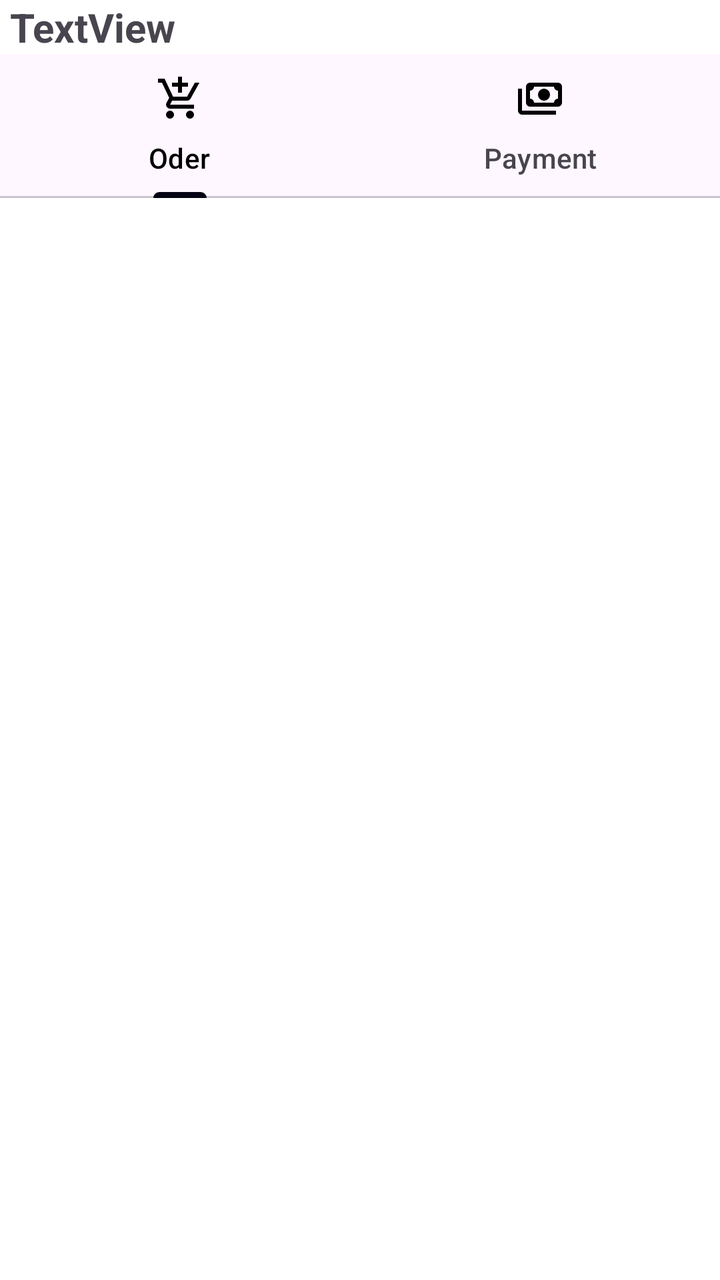
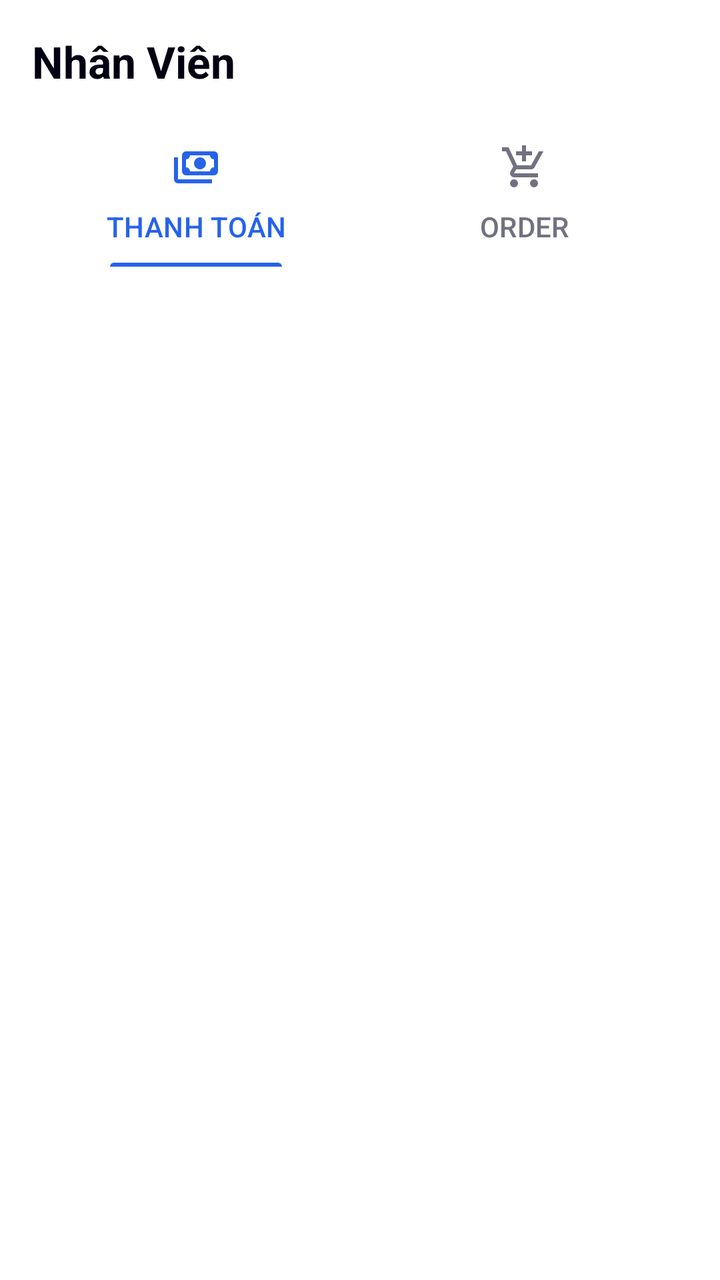

An Android layout rendered at two revisions. The XML below is the earlier revision; the diff shows what the commit changed to produce the second picture.
<!-- AndroidManifest.xml: application theme Theme.Billards -->
<!-- res/layout/fragment_staff.xml -->
<?xml version="1.0" encoding="utf-8"?>
<LinearLayout xmlns:android="http://schemas.android.com/apk/res/android"
    xmlns:tools="http://schemas.android.com/tools"
    android:layout_width="match_parent"
    android:layout_height="match_parent"
    xmlns:app="http://schemas.android.com/apk/res-auto"
    android:orientation="vertical"
    tools:context=".Fragment.StaffFragment">

    

    <TextView
        android:id="@+id/tvname"
        android:layout_width="match_parent"
        android:layout_height="wrap_content"
        android:text="TextView"
        android:layout_marginLeft="5dp"
        android:textAlignment="viewStart"
        android:textSize="20sp"
        android:textStyle="bold" />

    <com.google.android.material.tabs.TabLayout
        android:id="@+id/tablayout"
        android:layout_width="match_parent"
        android:layout_height="wrap_content"
        app:tabIconTint="@color/black"
        app:tabSelectedTextColor="@color/black">

        <com.google.android.material.tabs.TabItem
            android:layout_width="wrap_content"
            android:layout_height="wrap_content"
            android:icon="@drawable/order"
            android:text="Oder" />

        <com.google.android.material.tabs.TabItem
            android:layout_width="wrap_content"
            android:layout_height="wrap_content"
            android:icon="@drawable/payment"
            android:text="Payment" />
    </com.google.android.material.tabs.TabLayout>

    <androidx.viewpager2.widget.ViewPager2
        android:id="@+id/pager"
        android:layout_width="match_parent"
        android:layout_height="0dp"
        android:layout_weight="1" />

</LinearLayout>
<!-- resources referenced by this layout -->
<resources>
  <color name="black">#FF000000</color>
  <!-- drawable order (drawable) -->
  <vector xmlns:android="http://schemas.android.com/apk/res/android"
      android:width="24dp"
      android:height="24dp"
      android:viewportWidth="960"
      android:viewportHeight="960"
      android:tint="?attr/colorControlNormal">
    <path
        android:fillColor="@android:color/white"
        android:pathData="M440,360L440,240L320,240L320,160L440,160L440,40L520,40L520,160L640,160L640,240L520,240L520,360L440,360ZM280,880Q247,880 223.5,856.5Q200,833 200,800Q200,767 223.5,743.5Q247,720 280,720Q313,720 336.5,743.5Q360,767 360,800Q360,833 336.5,856.5Q313,880 280,880ZM680,880Q647,880 623.5,856.5Q600,833 600,800Q600,767 623.5,743.5Q647,720 680,720Q713,720 736.5,743.5Q760,767 760,800Q760,833 736.5,856.5Q713,880 680,880ZM40,160L40,80L171,80L341,440L621,440Q621,440 621,440Q621,440 621,440L777,160L868,160L692,478Q681,498 662.5,509Q644,520 622,520L324,520L280,600Q280,600 280,600Q280,600 280,600L760,600L760,680L280,680Q235,680 211.5,641Q188,602 210,562L264,464L120,160L40,160Z"/>
  </vector>
  <!-- drawable payment (drawable) -->
  <vector xmlns:android="http://schemas.android.com/apk/res/android"
      android:width="24dp"
      android:height="24dp"
      android:viewportWidth="960"
      android:viewportHeight="960"
      android:tint="?attr/colorControlNormal">
    <path
        android:fillColor="@android:color/white"
        android:pathData="M560,520Q510,520 475,485Q440,450 440,400Q440,350 475,315Q510,280 560,280Q610,280 645,315Q680,350 680,400Q680,450 645,485Q610,520 560,520ZM280,640Q247,640 223.5,616.5Q200,593 200,560L200,240Q200,207 223.5,183.5Q247,160 280,160L840,160Q873,160 896.5,183.5Q920,207 920,240L920,560Q920,593 896.5,616.5Q873,640 840,640L280,640ZM360,560L760,560Q760,527 783.5,503.5Q807,480 840,480L840,320Q807,320 783.5,296.5Q760,273 760,240L360,240Q360,273 336.5,296.5Q313,320 280,320L280,480Q313,480 336.5,503.5Q360,527 360,560ZM800,800L120,800Q87,800 63.5,776.5Q40,753 40,720L40,280L120,280L120,720Q120,720 120,720Q120,720 120,720L800,720L800,800ZM280,560L280,560Q280,560 280,560Q280,560 280,560L280,240Q280,240 280,240Q280,240 280,240L280,240Q280,240 280,240Q280,240 280,240L280,560Q280,560 280,560Q280,560 280,560Z"/>
  </vector>
  <style name="Theme.Billards" parent="Base.Theme.Billards" />
  <style name="Base.Theme.Billards" parent="Theme.Material3.DayNight.NoActionBar">
          
          <item name="colorPrimary">@color/primary</item>
          <item name="android:windowBackground">@color/background</item>
          
          
          <item name="materialButtonStyle">@style/Widget.Billards.Button.Primary</item>
      </style>
  <color name="primary">#030213</color>
  <color name="background">#FFFFFF</color>
  <style name="Widget.Billards.Button.Primary" parent="Widget.Material3.Button">
          <item name="backgroundTint">@color/blue_600</item>
          <item name="android:textColor">@color/white</item>
          <item name="cornerRadius">8dp</item>
          <item name="android:textAllCaps">false</item>
          <item name="android:insetTop">0dp</item>
          <item name="android:insetBottom">0dp</item>
          <item name="android:fontFamily">sans-serif-medium</item>
      </style>
  <color name="blue_600">#2563EB</color>
  <color name="white">#FFFFFFFF</color>
</resources>

<!-- the commit's change to res/layout/fragment_staff.xml (unified diff, before → after) -->
@@ -1,46 +1,59 @@
 <?xml version="1.0" encoding="utf-8"?>
 <LinearLayout xmlns:android="http://schemas.android.com/apk/res/android"
-    xmlns:tools="http://schemas.android.com/tools"
+    xmlns:app="http://schemas.android.com/apk/res-auto"
     android:layout_width="match_parent"
     android:layout_height="match_parent"
-    xmlns:app="http://schemas.android.com/apk/res-auto"
-    android:orientation="vertical"
-    tools:context=".Fragment.StaffFragment">
+    android:background="@color/background"
+    android:orientation="vertical">
 
     
-
-    <TextView
-        android:id="@+id/tvname"
+    <LinearLayout
         android:layout_width="match_parent"
         android:layout_height="wrap_content"
-        android:text="TextView"
-        android:layout_marginLeft="5dp"
-        android:textAlignment="viewStart"
-        android:textSize="20sp"
-        android:textStyle="bold" />
+        android:orientation="vertical"
+        android:padding="16dp"
+        android:background="@color/white">
 
-    <com.google.android.material.tabs.TabLayout
-        android:id="@+id/tablayout"
-        android:layout_width="match_parent"
-        android:layout_height="wrap_content"
-        app:tabIconTint="@color/black"
-        app:tabSelectedTextColor="@color/black">
+        <TextView
+            android:id="@+id/tvStaffTitle"
+            android:layout_width="match_parent"
+            android:layout_height="wrap_content"
+            android:layout_marginBottom="16dp"
+            android:text="Nhân Viên"
+            android:textColor="@color/foreground"
+            android:textSize="22sp"
+            android:textStyle="bold" />
 
-        <com.google.android.material.tabs.TabItem
-            android:layout_width="wrap_content"
+        <com.google.android.material.tabs.TabLayout
+            android:id="@+id/staffTabLayout"
+            android:layout_width="match_parent"
             android:layout_height="wrap_content"
-            android:icon="@drawable/order"
-            android:text="Oder" />
+            android:background="@color/white"
+            app:tabIndicatorColor="@color/blue_600"
+            app:tabIndicatorHeight="2dp"
+            app:tabSelectedTextColor="@color/blue_600"
+            app:tabTextColor="@color/muted_foreground"
+            app:tabRippleColor="@android:color/transparent"
+            app:tabTextAppearance="@style/TabTextAppearance"
+            app:tabIconTint="@color/tab_icon_selector">
 
-        <com.google.android.material.tabs.TabItem
-            android:layout_width="wrap_content"
-            android:layout_height="wrap_content"
-            android:icon="@drawable/payment"
-            android:text="Payment" />
-    </com.google.android.material.tabs.TabLayout>
+            <com.google.android.material.tabs.TabItem
+                android:layout_width="wrap_content"
+                android:layout_height="wrap_content"
+                android:icon="@drawable/payment"
+                android:text="Thanh toán" />
 
+            <com.google.android.material.tabs.TabItem
+                android:layout_width="wrap_content"
+                android:layout_height="wrap_content"
+                android:icon="@drawable/order"
+                android:text="Order" />
+        </com.google.android.material.tabs.TabLayout>
+    </LinearLayout>
+
+    
     <androidx.viewpager2.widget.ViewPager2
-        android:id="@+id/pager"
+        android:id="@+id/staffViewPager"
         android:layout_width="match_parent"
         android:layout_height="0dp"
         android:layout_weight="1" />
<!-- resource entries referenced after the edit -->
@@ -1,6 +1,5 @@
 <!-- resources referenced by this layout -->
 <resources>
-  <color name="black">#FF000000</color>
   <!-- drawable order (drawable) -->
   <vector xmlns:android="http://schemas.android.com/apk/res/android"
       android:width="24dp"
@@ -23,6 +22,10 @@
         android:fillColor="@android:color/white"
         android:pathData="M560,520Q510,520 475,485Q440,450 440,400Q440,350 475,315Q510,280 560,280Q610,280 645,315Q680,350 680,400Q680,450 645,485Q610,520 560,520ZM280,640Q247,640 223.5,616.5Q200,593 200,560L200,240Q200,207 223.5,183.5Q247,160 280,160L840,160Q873,160 896.5,183.5Q920,207 920,240L920,560Q920,593 896.5,616.5Q873,640 840,640L280,640ZM360,560L760,560Q760,527 783.5,503.5Q807,480 840,480L840,320Q807,320 783.5,296.5Q760,273 760,240L360,240Q360,273 336.5,296.5Q313,320 280,320L280,480Q313,480 336.5,503.5Q360,527 360,560ZM800,800L120,800Q87,800 63.5,776.5Q40,753 40,720L40,280L120,280L120,720Q120,720 120,720Q120,720 120,720L800,720L800,800ZM280,560L280,560Q280,560 280,560Q280,560 280,560L280,240Q280,240 280,240Q280,240 280,240L280,240Q280,240 280,240Q280,240 280,240L280,560Q280,560 280,560Q280,560 280,560Z"/>
   </vector>
+  <style name="TabTextAppearance" parent="TextAppearance.Design.Tab">
+          <item name="android:textAllCaps">false</item>
+          <item name="android:textSize">14sp</item>
+      </style>
   <style name="Theme.Billards" parent="Base.Theme.Billards" />
   <style name="Base.Theme.Billards" parent="Theme.Material3.DayNight.NoActionBar">
           
@@ -44,6 +47,8 @@
           <item name="android:fontFamily">sans-serif-medium</item>
       </style>
   <color name="blue_600">#2563EB</color>
+  <color name="foreground">#030213</color>
+  <color name="muted_foreground">#717182</color>
   <color name="white">#FFFFFFFF</color>
 </resources>
 
